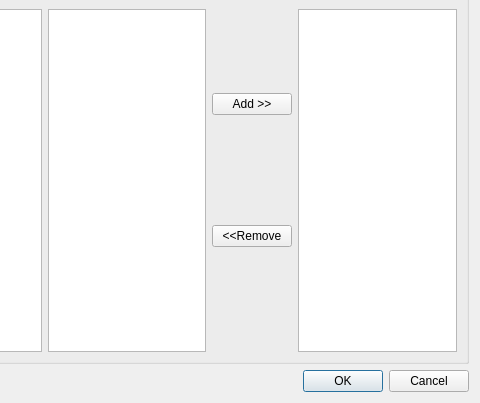
Old version of the form plugins/textshape/dialogs/InsertBibliographyDialog.ui in the repository KDE/krita; both pictures show x 140 to 620 and y 120 to 523 of the 620 by 523 pixel window.
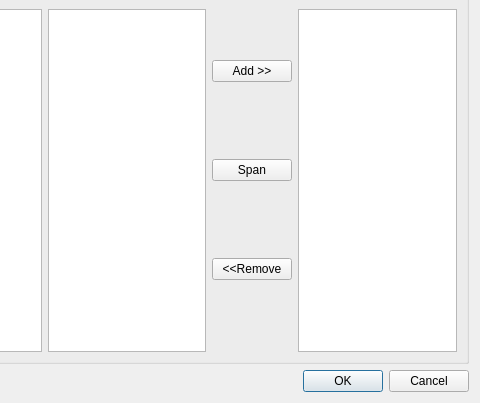
New version of the form.

Commit message: added support for 1) generate bibliography with given sort keys 2) add sort key and order asc/desc 3) citation prefix/suffix 4) numbered citation entries 5) generate bibliography from citation sorted by position 6) insert bibliography from pre-defined templates 7) generate bibliography from custom bibliography fields 8) custom span for separating bibliography fields

Diff of the .ui file:
```diff
--- a/plugins/textshape/dialogs/InsertBibliographyDialog.ui
+++ b/plugins/textshape/dialogs/InsertBibliographyDialog.ui
@@ -193,6 +193,13 @@
           </property>
          </widget>
         </item>
+        <item>
+         <widget class="QPushButton" name="span">
+          <property name="text">
+           <string>Span</string>
+          </property>
+         </widget>
+        </item>
         <item>
          <widget class="QPushButton" name="remove">
           <property name="text">
```
The commit also changes 33 other files.
